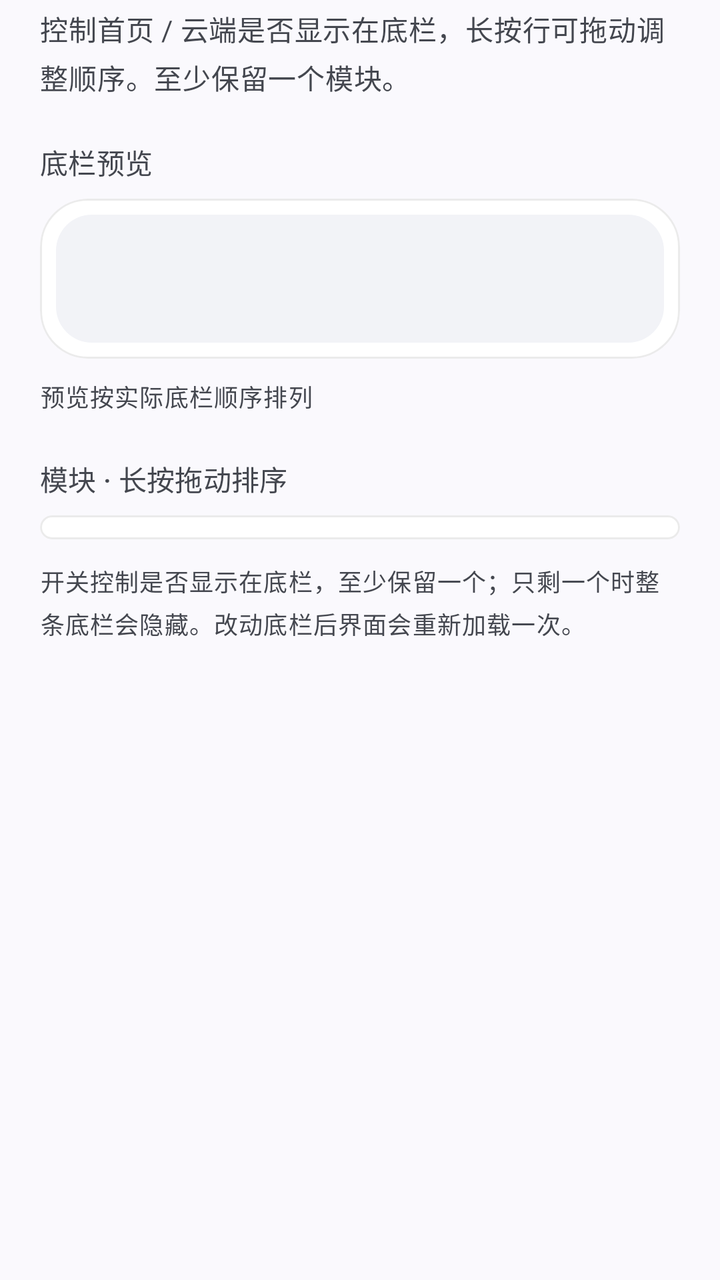
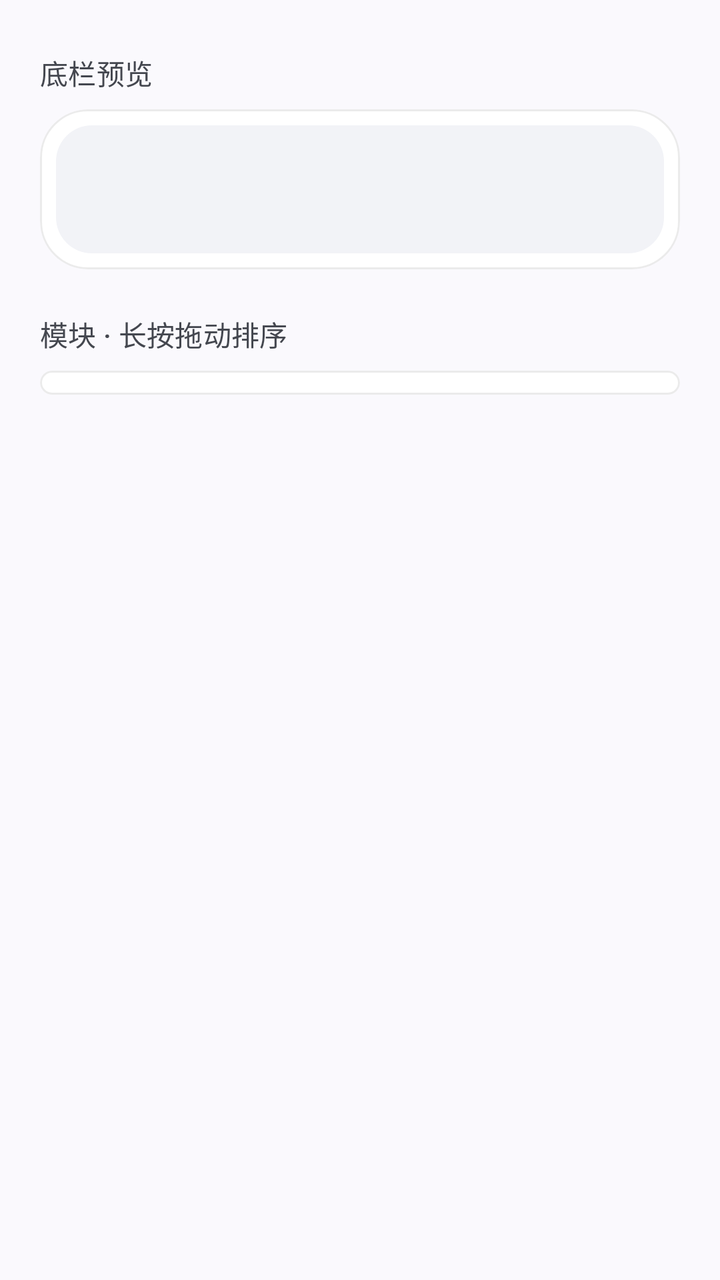

Compare the two renders of this Android layout. The source of the first and the diff that turns it into the second are given below.
<!-- AndroidManifest.xml: application theme Theme.QYMusic -->
<!-- res/layout/fragment_nav_manager.xml -->
<?xml version="1.0" encoding="utf-8"?>
<layout xmlns:android="http://schemas.android.com/apk/res/android"
    xmlns:app="http://schemas.android.com/apk/res-auto">

    <LinearLayout
        android:layout_width="match_parent"
        android:layout_height="wrap_content"
        android:orientation="vertical"
        android:paddingStart="20dp"
        android:paddingTop="4dp"
        android:paddingEnd="20dp"
        android:paddingBottom="32dp">

        <TextView
            android:layout_width="match_parent"
            android:layout_height="wrap_content"
            android:lineSpacingExtra="4dp"
            android:text="控制首页 / 云端是否显示在底栏，长按行可拖动调整顺序。至少保留一个模块。"
            android:textAppearance="@style/TextAppearance.Material3.BodyMedium"
            android:textColor="?attr/colorOnSurfaceVariant" />

        <TextView
            android:layout_width="match_parent"
            android:layout_height="wrap_content"
            android:layout_marginTop="22dp"
            android:layout_marginBottom="8dp"
            android:text="底栏预览"
            android:textAppearance="@style/TextAppearance.Material3.LabelLarge"
            android:textColor="?attr/colorOnSurfaceVariant" />

        <com.google.android.material.card.MaterialCardView
            style="@style/Widget.Material3.CardView.Filled"
            android:layout_width="match_parent"
            android:layout_height="wrap_content"
            app:cardBackgroundColor="@color/module_card"
            app:cardCornerRadius="24dp"
            app:cardElevation="0dp"
            app:contentPadding="8dp"
            app:strokeColor="@color/module_stroke"
            app:strokeWidth="1dp">

            <LinearLayout
                android:id="@+id/ll_nav_preview"
                android:layout_width="match_parent"
                android:layout_height="wrap_content"
                android:background="@drawable/bg_module_row"
                android:gravity="center_vertical"
                android:minHeight="64dp"
                android:orientation="horizontal"
                android:paddingStart="4dp"
                android:paddingTop="8dp"
                android:paddingEnd="4dp"
                android:paddingBottom="8dp" />

        </com.google.android.material.card.MaterialCardView>

        <TextView
            android:id="@+id/tv_preview_hint"
            android:layout_width="match_parent"
            android:layout_height="wrap_content"
            android:layout_marginTop="10dp"
            android:lineSpacingExtra="4dp"
            android:text="预览按实际底栏顺序排列"
            android:textAppearance="@style/TextAppearance.Material3.BodySmall"
            android:textColor="?attr/colorOnSurfaceVariant" />

        <TextView
            android:layout_width="match_parent"
            android:layout_height="wrap_content"
            android:layout_marginTop="22dp"
            android:layout_marginBottom="8dp"
            android:text="模块 · 长按拖动排序"
            android:textAppearance="@style/TextAppearance.Material3.LabelLarge"
            android:textColor="?attr/colorOnSurfaceVariant" />

        <com.google.android.material.card.MaterialCardView
            style="@style/Widget.Material3.CardView.Filled"
            android:layout_width="match_parent"
            android:layout_height="wrap_content"
            app:cardBackgroundColor="@color/module_card"
            app:cardCornerRadius="24dp"
            app:cardElevation="0dp"
            app:contentPadding="6dp"
            app:strokeColor="@color/module_stroke"
            app:strokeWidth="1dp">

            <androidx.recyclerview.widget.RecyclerView
                android:id="@+id/rv_nav"
                android:layout_width="match_parent"
                android:layout_height="wrap_content"
                android:nestedScrollingEnabled="false"
                android:overScrollMode="never" />

        </com.google.android.material.card.MaterialCardView>

        <TextView
            android:layout_width="match_parent"
            android:layout_height="wrap_content"
            android:layout_marginTop="12dp"
            android:lineSpacingExtra="4dp"
            android:text="开关控制是否显示在底栏，至少保留一个；只剩一个时整条底栏会隐藏。改动底栏后界面会重新加载一次。"
            android:textAppearance="@style/TextAppearance.Material3.BodySmall"
            android:textColor="?attr/colorOnSurfaceVariant" />

    </LinearLayout>

</layout>
<!-- resources referenced by this layout -->
<resources>
  <color name="module_card">#FFFFFFFF</color>
  <color name="module_stroke">#14000000</color>
  <!-- drawable bg_module_row (drawable) -->
  <?xml version="1.0" encoding="utf-8"?>
  <shape xmlns:android="http://schemas.android.com/apk/res/android"
      android:shape="rectangle">
      <solid android:color="@color/module_row" />
      <corners android:radius="18dp" />
  </shape>
  <style name="Theme.QYMusic" parent="Theme.Material3.DynamicColors.DayNight.NoActionBar">
          
          <item name="android:statusBarColor">@android:color/transparent</item>
          <item name="android:navigationBarColor">@android:color/transparent</item>
          <item name="android:windowTranslucentStatus">false</item>
          <item name="android:windowLightStatusBar">true</item>
          <item name="android:windowLightNavigationBar" tools:targetApi="27">true</item>
          <item name="android:enforceNavigationBarContrast" tools:targetApi="29">false</item>
          
      </style>
  <color name="module_row">#FFF2F3F7</color>
</resources>

<!-- the commit's change to res/layout/fragment_nav_manager.xml (unified diff, before → after) -->
@@ -10,14 +10,6 @@
         android:paddingTop="4dp"
         android:paddingEnd="20dp"
         android:paddingBottom="32dp">
-
-        <TextView
-            android:layout_width="match_parent"
-            android:layout_height="wrap_content"
-            android:lineSpacingExtra="4dp"
-            android:text="控制首页 / 云端是否显示在底栏，长按行可拖动调整顺序。至少保留一个模块。"
-            android:textAppearance="@style/TextAppearance.Material3.BodyMedium"
-            android:textColor="?attr/colorOnSurfaceVariant" />
 
         <TextView
             android:layout_width="match_parent"
@@ -55,16 +47,6 @@
         </com.google.android.material.card.MaterialCardView>
 
         <TextView
-            android:id="@+id/tv_preview_hint"
-            android:layout_width="match_parent"
-            android:layout_height="wrap_content"
-            android:layout_marginTop="10dp"
-            android:lineSpacingExtra="4dp"
-            android:text="预览按实际底栏顺序排列"
-            android:textAppearance="@style/TextAppearance.Material3.BodySmall"
-            android:textColor="?attr/colorOnSurfaceVariant" />
-
-        <TextView
             android:layout_width="match_parent"
             android:layout_height="wrap_content"
             android:layout_marginTop="22dp"
@@ -93,15 +75,6 @@
 
         </com.google.android.material.card.MaterialCardView>
 
-        <TextView
-            android:layout_width="match_parent"
-            android:layout_height="wrap_content"
-            android:layout_marginTop="12dp"
-            android:lineSpacingExtra="4dp"
-            android:text="开关控制是否显示在底栏，至少保留一个；只剩一个时整条底栏会隐藏。改动底栏后界面会重新加载一次。"
-            android:textAppearance="@style/TextAppearance.Material3.BodySmall"
-            android:textColor="?attr/colorOnSurfaceVariant" />
-
     </LinearLayout>
 
 </layout>
